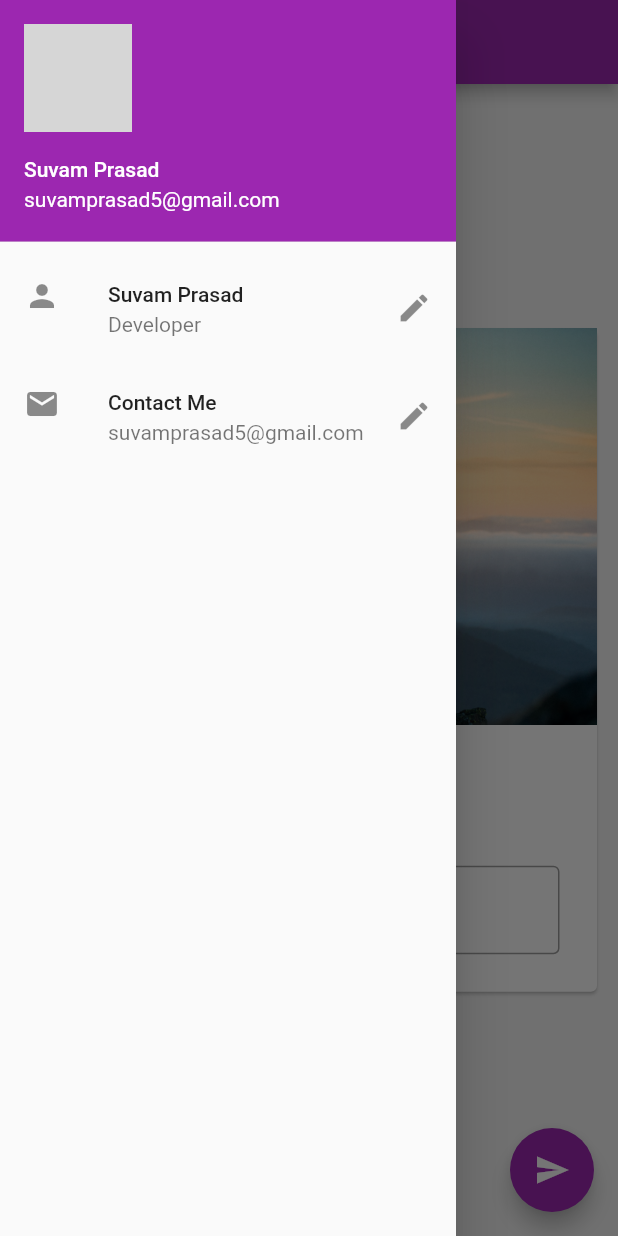
After one commit to SuvamPrasd/AwesomeApp, a Flutter app: the screen it shows after launch, with the side drawer open, on a phone screen of 412 x 824 dp. The commit adds this screen. Run offline on Flutter 3.47's test engine with Material 2 defaults, Android fonts, the phone set to English and light mode, and no system bars; network calls fail; grey boxes are pictures that could not be loaded.

Commit message:
lesson5 completed

```diff
--- /dev/null
+++ b/lib/screens/hompage_screen.dart
@@ -0,0 +1,41 @@
+import 'package:awesome_app/widgets/drawer.dart';
+import 'package:awesome_app/widgets/nameCard.dart';
+import 'package:flutter/material.dart';
+
+class HomePage extends StatefulWidget {
+  @override
+  _HomePageState createState() => _HomePageState();
+}
+
+class _HomePageState extends State<HomePage> {
+  var myName = 'You Name ?';
+  TextEditingController _textEditingController = TextEditingController();
+
+  @override
+  Widget build(BuildContext context) {
+    return Scaffold(
+      backgroundColor: Colors.grey[100],
+      appBar: AppBar(
+        title: Text('Awesome App'),
+      ),
+      body: Center(
+        child: SingleChildScrollView(
+          child: Padding(
+            padding: const EdgeInsets.all(10.0),
+            child: NameChangeCard(
+                myName: myName, textEditingController: _textEditingController),
+          ),
+        ),
+      ),
+      drawer: MyDrawer(),
+      floatingActionButton: FloatingActionButton(
+        onPressed: () {
+          setState(() {
+            myName = _textEditingController.value.text;
+          });
+        },
+        child: Icon(Icons.send),
+      ),
+    );
+  }
+}
--- /dev/null
+++ b/lib/widgets/drawer.dart
@@ -0,0 +1,33 @@
+import 'package:flutter/material.dart';
+
+class MyDrawer extends StatelessWidget {
+  @override
+  Widget build(BuildContext context) {
+    return Drawer(
+      child: ListView(
+        children: <Widget>[
+          UserAccountsDrawerHeader(
+            accountName: Text('Suvam Prasad'),
+            accountEmail: Text('suvamprasad5@gmail.com'),
+            currentAccountPicture: CircleAvatar(
+              backgroundImage: NetworkImage(
+                  'https://images.unsplash.com/photo-1553798194-cc0213ae7f99?ixlib=rb-1.2.1&ixid=eyJhcHBfaWQiOjEyMDd9&auto=format&fit=crop&w=751&q=80'),
+            ),
+          ),
+          ListTile(
+            leading: Icon(Icons.person),
+            title: Text('Suvam Prasad'),
+            subtitle: Text('Developer'),
+            trailing: Icon(Icons.edit),
+          ),
+          ListTile(
+            leading: Icon(Icons.email),
+            title: Text('Contact Me'),
+            subtitle: Text('suvamprasad5@gmail.com'),
+            trailing: Icon(Icons.edit),
+          ),
+        ],
+      ),
+    );
+  }
+}
--- /dev/null
+++ b/lib/widgets/nameCard.dart
@@ -0,0 +1,50 @@
+import 'package:flutter/material.dart';
+
+class NameChangeCard extends StatelessWidget {
+  const NameChangeCard({
+    Key key,
+    @required this.myName,
+    @required TextEditingController textEditingController,
+  })  : _textEditingController = textEditingController,
+        super(key: key);
+
+  final String myName;
+  final TextEditingController _textEditingController;
+
+  @override
+  Widget build(BuildContext context) {
+    return Card(
+      child: Column(
+        children: <Widget>[
+          Image.asset(
+            'assets/man.jpg',
+            fit: BoxFit.cover,
+          ),
+          SizedBox(height: 20),
+          Text(
+            myName,
+            style: TextStyle(
+              fontSize: 25,
+              fontWeight: FontWeight.bold,
+            ),
+          ),
+          SizedBox(height: 20),
+          Padding(
+            padding: const EdgeInsets.symmetric(
+              horizontal: 25,
+              vertical: 25,
+            ),
+            child: TextField(
+              controller: _textEditingController,
+              decoration: InputDecoration(
+                border: OutlineInputBorder(),
+                labelText: 'Name',
+                hintText: 'Enter your name',
+              ),
+            ),
+          )
+        ],
+      ),
+    );
+  }
+}
```
Also changed, not shown: lib/main.dart (+7 -93 lines), 1 other file.
